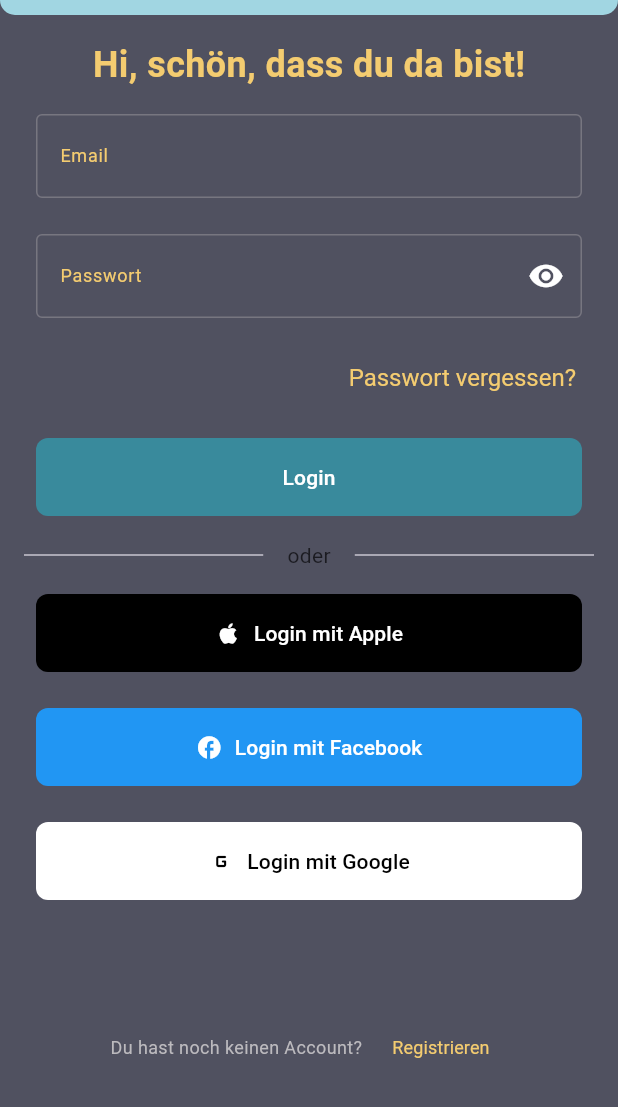
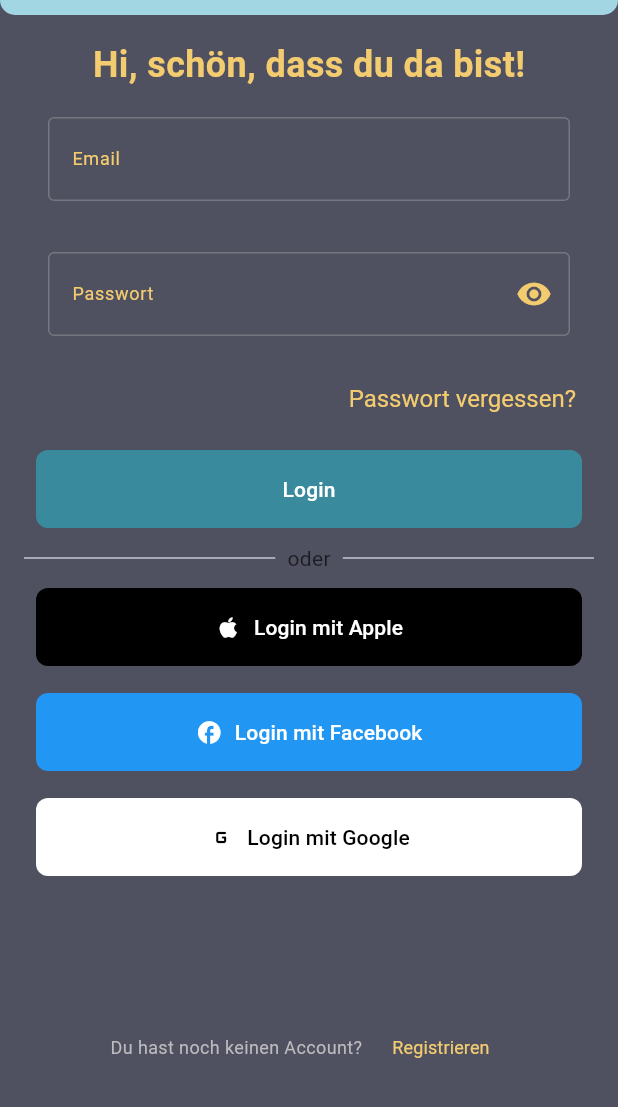
Before and after one commit to Miguele73/new_easy_guitalele_app, a Flutter app: the screen it shows after launch, on a phone screen of 412 x 824 dp, the part 129-1236 px from its top. Run offline on Flutter 3.47's test engine with Material 3 defaults, Android fonts, the phone set to English and light mode, and no system bars; our stand-ins replace google_fonts; Roboto replaces fonts that are missing (Rye).

Commit message:
Refactor authentication screens: integrate custom text form fields and buttons, improve layout, and remove unused social login button

```diff
--- a/lib/src/features/auth/presentation/log_in_screen.dart
+++ b/lib/src/features/auth/presentation/log_in_screen.dart
@@ -2,8 +2,10 @@
 import 'package:google_fonts/google_fonts.dart';
 import 'package:new_easy_guitalele_app/src/data/database_repository.dart';
 import 'package:new_easy_guitalele_app/src/features/auth/presentation/forgot_password_screen.dart';
+import 'package:new_easy_guitalele_app/src/features/auth/presentation/my_text_form_field.dart';
+import 'package:new_easy_guitalele_app/src/features/auth/presentation/widgets/custom_filled_button.dart';
 import 'package:new_easy_guitalele_app/src/features/auth/presentation/widgets/login_app_bar.dart';
-import 'package:new_easy_guitalele_app/src/features/auth/presentation/sign_in_screen.dart';
+import 'package:new_easy_guitalele_app/src/features/auth/presentation/widgets/sign_up_prompt.dart';
 import 'package:new_easy_guitalele_app/src/features/screen/desicion_screen.dart';
 import 'package:new_easy_guitalele_app/src/theme/app_colors.dart';
 
@@ -34,7 +36,7 @@
         child: Padding(
           padding: const EdgeInsets.all(16),
           child: Column(
-            spacing: 8,
+            spacing: 2,
             children: [
               Text(
                 "Hi, schön, dass du da bist!",
@@ -47,48 +49,32 @@
               SizedBox(
                 child: Padding(
                   padding: const EdgeInsets.all(8.0),
-                  child: TextFormField(
+                  child: MyTextFormField(
+                    labelText: 'Email',
+                    hintText: 'Email eingeben',
                     controller: _emailController,
-                    decoration: InputDecoration(
-                      labelText: "Email",
-                      hintText: "Email eingeben",
-                      border: OutlineInputBorder(),
-                      labelStyle: TextStyle(
-                        fontSize: 12,
-                        fontWeight: FontWeight.normal,
-                        color: AppColors.text,
-                      ),
-                    ),
+                    keyboardType: TextInputType.emailAddress,
                   ),
                 ),
               ),
               Padding(
                 padding: const EdgeInsets.all(8.0),
-                child: TextFormField(
+                child: MyTextFormField(
+                  labelText: 'Passwort',
+                  hintText: 'Passwort eingeben',
                   controller: _passwordController,
-                  decoration: InputDecoration(
+                  obscureText: _isObscured,
                   suffixIcon: IconButton(
-                      color: Colors.white,
+                    icon: Icon(
+                      _isObscured ? Icons.visibility : Icons.visibility_off,
+                      color: AppColors.text,
+                    ),
                     onPressed: () {
                       setState(() {
                         _isObscured = !_isObscured;
                       });
                     },
-                      icon: Icon(
-                        size: 24,
-                        _isObscured ? Icons.visibility : Icons.visibility_off,
                   ),
-                    ),
-                    labelText: "Passwort",
-                    hintText: "Passwort eingeben",
-                    border: OutlineInputBorder(),
-                    labelStyle: TextStyle(
-                      fontSize: 12,
-                      fontWeight: FontWeight.normal,
-                      color: AppColors.text,
-                    ),
-                  ),
-                  obscureText: _isObscured,
                 ),
               ),
               Align(
@@ -113,36 +99,22 @@
                   child: Text("Passwort vergessen?"),
                 ),
               ),
-              Padding(
-                padding: const EdgeInsets.all(8.0),
-                child: SizedBox(
-                  width: double.infinity,
-                  child: FilledButton(
-                    style: FilledButton.styleFrom(
+
+              CustomFilledButton(
+                text: "Login",
                 backgroundColor: AppColors.button,
-                      shape: RoundedRectangleBorder(
-                        borderRadius: BorderRadius.circular(8),
-                      ),
-                    ),
                 onPressed: () {
                   Navigator.pushReplacement(
                     context,
                     MaterialPageRoute(
-                          builder:
-                              (context) => DesicionScreen(widget.myRepository),
+                      builder: (context) => DesicionScreen(widget.myRepository),
                     ),
                   );
                 },
-                    child: Padding(
-                      padding: const EdgeInsets.all(16.0),
-                      child: Text("Login"),
-                    ),
-                  ),
-                ),
               ),
 
               Row(
-                spacing: 16,
+                spacing: 8,
                 children: [
                   Expanded(child: Divider()),
                   Text("oder"),
@@ -150,160 +122,53 @@
                 ],
               ),
 
-              Padding(
-                padding: const EdgeInsets.all(8.0),
-                child: SizedBox(
-                  width: double.infinity,
-                  child: FilledButton(
-                    style: FilledButton.styleFrom(
+              CustomFilledButton(
+                text: "Login mit Apple",
                 backgroundColor: Colors.black,
-                      shape: RoundedRectangleBorder(
-                        borderRadius: BorderRadius.circular(8),
-                      ),
-                    ),
+                icon: Icons.apple,
+                textColor: Colors.white,
                 onPressed: () {
                   Navigator.push(
                     context,
                     MaterialPageRoute(
-                          builder:
-                              (context) => DesicionScreen(widget.myRepository),
+                      builder: (context) => DesicionScreen(widget.myRepository),
                     ),
                   );
                 },
-                    child: Padding(
-                      padding: const EdgeInsets.all(16.0),
-                      child: Row(
-                        mainAxisAlignment: MainAxisAlignment.center,
-                        mainAxisSize: MainAxisSize.min,
-                        children: [
-                          const Icon(Icons.apple, color: Colors.white),
-                          const SizedBox(width: 8.0),
-                          const Text(
-                            "Login mit Apple",
-                            style: TextStyle(color: Colors.white),
-                          ),
-                        ],
-                      ),
-                    ),
-                  ),
-                ),
               ),
 
-              Padding(
-                padding: const EdgeInsets.all(8.0),
-                child: SizedBox(
-                  width: double.infinity,
-                  child: FilledButton(
-                    style: FilledButton.styleFrom(
+              CustomFilledButton(
+                text: "Login mit Facebook",
                 backgroundColor: Colors.blue,
-                      shape: RoundedRectangleBorder(
-                        borderRadius: BorderRadius.circular(8),
-                      ),
-                    ),
+                icon: Icons.facebook,
+                textColor: Colors.white,
                 onPressed: () {
                   Navigator.push(
                     context,
                     MaterialPageRoute(
-                          builder:
-                              (context) => DesicionScreen(widget.myRepository),
+                      builder: (context) => DesicionScreen(widget.myRepository),
                     ),
                   );
                 },
-                    child: Padding(
-                      padding: const EdgeInsets.all(16.0),
-                      child: Row(
-                        mainAxisAlignment: MainAxisAlignment.center,
-                        mainAxisSize: MainAxisSize.min,
-                        children: [
-                          const Icon(Icons.facebook, color: Colors.white),
-                          const SizedBox(width: 8.0),
-                          const Text(
-                            "Login mit Facebook",
-                            style: TextStyle(color: Colors.white),
-                          ),
-                        ],
-                      ),
-                    ),
-                  ),
-                ),
               ),
 
-              Padding(
-                padding: const EdgeInsets.all(8.0),
-                child: SizedBox(
-                  width: double.infinity,
-                  child: FilledButton(
-                    style: FilledButton.styleFrom(
+              CustomFilledButton(
+                text: "Login mit Google",
                 backgroundColor: Colors.white,
-                      shape: RoundedRectangleBorder(
-                        borderRadius: BorderRadius.circular(8),
-                      ),
-                    ),
+                icon: Icons.g_mobiledata_rounded,
+                textColor: Colors.black,
                 onPressed: () {
                   Navigator.push(
                     context,
                     MaterialPageRoute(
-                          builder:
-                              (context) => DesicionScreen(widget.myRepository),
+                      builder: (context) => DesicionScreen(widget.myRepository),
                     ),
                   );
                 },
+              ),
 
-                    child: Padding(
-                      padding: const EdgeInsets.all(16.0),
-                      child: Row(
-                        mainAxisAlignment: MainAxisAlignment.center,
-                        mainAxisSize: MainAxisSize.min,
-                        children: [
-                          const Icon(
-                            Icons.g_mobiledata_rounded,
-                            color: Colors.black,
-                          ),
-                          const SizedBox(width: 8.0),
-                          const Text(
-                            "Login mit Google",
-                            style: TextStyle(color: Colors.black),
-                          ),
-                        ],
-                      ),
-                    ),
-                  ),
-                ),
-              ),
               Spacer(),
-              Row(
-                mainAxisAlignment: MainAxisAlignment.center,
-                spacing: 8,
-                children: [
-                  Text(
-                    "Du hast noch keinen Account?",
-                    style: TextStyle(
-                      fontSize: 12,
-                      fontWeight: FontWeight.normal,
-                      color: AppColors.scales,
-                    ),
-                  ),
-                  TextButton(
-                    onPressed: () {
-                      Navigator.push(
-                        context,
-                        MaterialPageRoute(
-                          builder:
-                              (context) => SignInScreen(widget.myRepository),
-                        ),
-                      );
-                    },
-                    child: Text(
-                      "Registrieren",
-                      style: TextStyle(
-                        fontSize: 12,
-                        fontWeight: FontWeight.normal,
-                        color: AppColors.text,
-                      ),
-                    ),
-                  ),
-                ],
-              ),
+              SignUpPrompt(myRepository: widget.myRepository),
             ],
           ),
         ),
--- /dev/null
+++ b/lib/src/features/auth/presentation/my_text_form_field.dart
@@ -0,0 +1,46 @@
+import 'package:flutter/material.dart';
+import 'package:new_easy_guitalele_app/src/theme/app_colors.dart';
+
+class MyTextFormField extends StatelessWidget {
+  final TextEditingController controller;
+  final String labelText;
+  final String hintText;
+  final bool obscureText;
+  final TextInputType keyboardType;
+  final Widget? suffixIcon;
+  final FormFieldValidator<String>? validator;
+  const MyTextFormField({
+    super.key,
+    required this.labelText,
+    required this.hintText,
+    required this.controller,
+    this.obscureText = false,
+    this.keyboardType = TextInputType.text,
+    this.validator,
+    this.suffixIcon,
+  });
+
+  @override
+  Widget build(BuildContext context) {
+    return Padding(
+      padding: const EdgeInsets.all(8.0),
+      child: TextFormField(
+        controller: controller,
+        obscureText: obscureText,
+        keyboardType: keyboardType,
+        validator: validator,
+        decoration: InputDecoration(
+          labelText: labelText,
+          hintText: hintText,
+          border: const OutlineInputBorder(),
+          labelStyle: TextStyle(
+            fontSize: 12,
+            fontWeight: FontWeight.normal,
+            color: AppColors.text,
+          ),
+          suffixIcon: suffixIcon,
+        ),
+      ),
+    );
+  }
+}
--- a/lib/src/features/auth/presentation/sign_in_screen.dart
+++ b/lib/src/features/auth/presentation/sign_in_screen.dart
@@ -1,5 +1,6 @@
 import 'package:flutter/material.dart';
 import 'package:new_easy_guitalele_app/src/data/database_repository.dart';
+import 'package:new_easy_guitalele_app/src/features/auth/presentation/my_text_form_field.dart';
 import 'package:new_easy_guitalele_app/src/features/auth/presentation/widgets/login_app_bar.dart';
 import 'package:new_easy_guitalele_app/src/features/screen/desicion_screen.dart';
 import 'package:new_easy_guitalele_app/src/theme/app_colors.dart';
@@ -40,32 +41,18 @@
               ),
               Padding(
                 padding: const EdgeInsets.all(8.0),
-                child: TextFormField(
-                  decoration: InputDecoration(
-                    labelText: "Email",
-                    hintText: "Email eingeben",
-                    border: OutlineInputBorder(),
-                    labelStyle: TextStyle(
-                      fontSize: 12,
-                      fontWeight: FontWeight.normal,
-                      color: AppColors.text,
-                    ),
-                  ),
+                child: MyTextFormField(
+                  controller: TextEditingController(),
+                  labelText: 'Bitte E-Mail Adresse eingeben',
+                  hintText: 'E-Mail eingeben',
                 ),
               ),
               Padding(
                 padding: const EdgeInsets.all(8.0),
-                child: TextFormField(
-                  decoration: InputDecoration(
-                    labelText: "Email wiederholen",
-                    hintText: "Email erneut eingeben",
-                    border: OutlineInputBorder(),
-                    labelStyle: TextStyle(
-                      fontSize: 12,
-                      fontWeight: FontWeight.normal,
-                      color: AppColors.text,
-                    ),
-                  ),
+                child: MyTextFormField(
+                  controller: TextEditingController(),
+                  labelText: 'Bitte E-Mail Adresse wiederholen',
+                  hintText: 'E-Mail wiederholen',
                 ),
               ),
               Padding(
@@ -109,7 +96,7 @@
                       ),
                     ),
                     onPressed: () {
-                      Navigator.push(
+                      Navigator.pushReplacement(
                         context,
                         MaterialPageRoute(
                           builder:
@@ -146,7 +133,7 @@
                       ),
                     ),
                     onPressed: () {
-                      Navigator.push(
+                      Navigator.pushReplacement(
                         context,
                         MaterialPageRoute(
                           builder:
@@ -185,7 +172,7 @@
                       ),
                     ),
                     onPressed: () {
-                      Navigator.push(
+                      Navigator.pushReplacement(
                         context,
                         MaterialPageRoute(
                           builder:
@@ -224,7 +211,7 @@
                       ),
                     ),
                     onPressed: () {
-                      Navigator.push(
+                      Navigator.pushReplacement(
                         context,
                         MaterialPageRoute(
                           builder:
--- /dev/null
+++ b/lib/src/features/auth/presentation/widgets/custom_filled_button.dart
@@ -0,0 +1,55 @@
+import 'package:flutter/material.dart';
+import 'package:new_easy_guitalele_app/src/theme/app_colors.dart'; // Stelle sicher, dass der Pfad korrekt ist
+
+class CustomFilledButton extends StatelessWidget {
+  final String text;
+  final Color backgroundColor;
+  final VoidCallback onPressed;
+  final IconData? icon; // Optional für Buttons mit Icon
+  final Color textColor; // Für Textfarbe des Buttons
+
+  const CustomFilledButton({
+    super.key,
+    required this.text,
+    required this.onPressed,
+    this.backgroundColor = AppColors.button, // Standardfarbe
+    this.icon,
+    this.textColor = AppColors.white, // Standard Textfarbe
+  });
+
+  @override
+  Widget build(BuildContext context) {
+    return Padding(
+      padding: const EdgeInsets.all(8.0),
+      child: SizedBox(
+        width: double.infinity,
+        child: FilledButton(
+          style: FilledButton.styleFrom(
+            backgroundColor: backgroundColor,
+            shape: RoundedRectangleBorder(
+              borderRadius: BorderRadius.circular(8),
+            ),
+          ),
+          onPressed: onPressed,
+          child: Padding(
+            padding: const EdgeInsets.all(16.0),
+            child: Row(
+              mainAxisAlignment: MainAxisAlignment.center,
+              mainAxisSize:
+                  MainAxisSize
+                      .min, // Damit die Row nicht zu viel Platz einnimmt
+              children: [
+                if (icon != null) ...[
+                  // Nur wenn ein Icon vorhanden ist
+                  Icon(icon, color: textColor),
+                  const SizedBox(width: 8.0),
+                ],
+                Text(text, style: TextStyle(color: textColor)),
+              ],
+            ),
+          ),
+        ),
+      ),
+    );
+  }
+}
--- /dev/null
+++ b/lib/src/features/auth/presentation/widgets/sign_up_prompt.dart
@@ -0,0 +1,46 @@
+import 'package:flutter/material.dart';
+
+import 'package:new_easy_guitalele_app/src/features/auth/presentation/sign_in_screen.dart';
+import 'package:new_easy_guitalele_app/src/data/database_repository.dart';
+import 'package:new_easy_guitalele_app/src/theme/app_colors.dart';
+
+class SignUpPrompt extends StatelessWidget {
+  final DatabaseRepository myRepository;
+  const SignUpPrompt({super.key, required this.myRepository});
+
+  @override
+  Widget build(BuildContext context) {
+    return Row(
+      mainAxisAlignment: MainAxisAlignment.center,
+      spacing: 8,
+      children: [
+        Text(
+          "Du hast noch keinen Account?",
+          style: TextStyle(
+            fontSize: 12,
+            fontWeight: FontWeight.normal,
+            color: AppColors.scales,
+          ),
+        ),
+        TextButton(
+          onPressed: () {
+            Navigator.push(
+              context,
+              MaterialPageRoute(
+                builder: (context) => SignInScreen(myRepository),
+              ),
+            );
+          },
+          child: Text(
+            "Registrieren",
+            style: TextStyle(
+              fontSize: 12,
+              fontWeight: FontWeight.normal,
+              color: AppColors.text,
+            ),
+          ),
+        ),
+      ],
+    );
+  }
+}
--- a/lib/src/features/auth/presentation/widgets/social_login_button.dart
+++ /dev/null
@@ -1,19 +0,0 @@
-import 'package:flutter/material.dart';
-
-class SocialLoginButton extends StatelessWidget {
-  // Attribute
-  final IconData icon;
-
-  const SocialLoginButton({super.key, required this.icon});
-
-  @override
-  Widget build(BuildContext context) {
-    return Expanded(
-      child: Container(
-        decoration: BoxDecoration(border: Border.all()),
-        height: 40,
-        child: Padding(padding: const EdgeInsets.all(8.0), child: Icon(icon)),
-      ),
-    );
-  }
-}
--- a/lib/src/theme/app_colors.dart
+++ b/lib/src/theme/app_colors.dart
@@ -1,16 +1,16 @@
 import 'package:flutter/material.dart';
 
 abstract class AppColors {
-  static final Color button = Color(0xFF398A9C);
-  static final Color songs = Color(0xFFDE7A22);
-  static final Color scales = Color(0xFFBCBABE);
-  static final Color chords = Color(0xFFD5C9B1);
-  static final Color chordList = Color(0xFFBFDCCF);
-  static final Color favorites = Color(0xFFE05858);
-  static final Color appBar = Color(0xFFA1D6E2);
-  static final Color text = Color(0xFFF4CC70);
-  static final Color background = Color(0xFF505160);
-  static final Color white = Color(0xFFFFFFFF);
-  static final Color black = Color(0xFF000000);
-  static final Color backgroundOp = Color.fromARGB(255, 62, 62, 67);
+  static const Color button = Color(0xFF398A9C);
+  static const Color songs = Color(0xFFDE7A22);
+  static const Color scales = Color(0xFFBCBABE);
+  static const Color chords = Color(0xFFD5C9B1);
+  static const Color chordList = Color(0xFFBFDCCF);
+  static const Color favorites = Color(0xFFE05858);
+  static const Color appBar = Color(0xFFA1D6E2);
+  static const Color text = Color(0xFFF4CC70);
+  static const Color background = Color(0xFF505160);
+  static const Color white = Color(0xFFFFFFFF);
+  static const Color black = Color(0xFF000000);
+  static const Color backgroundOp = Color.fromARGB(255, 62, 62, 67);
 }
```
Lines whose indentation alone changed are shown as unchanged.
